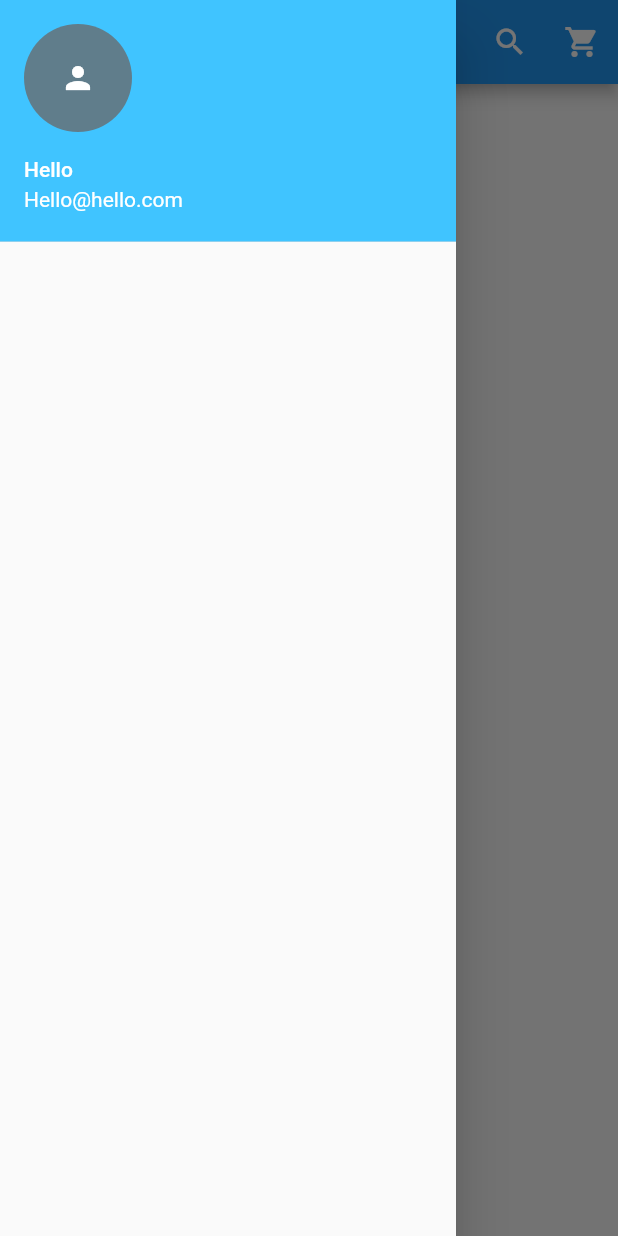
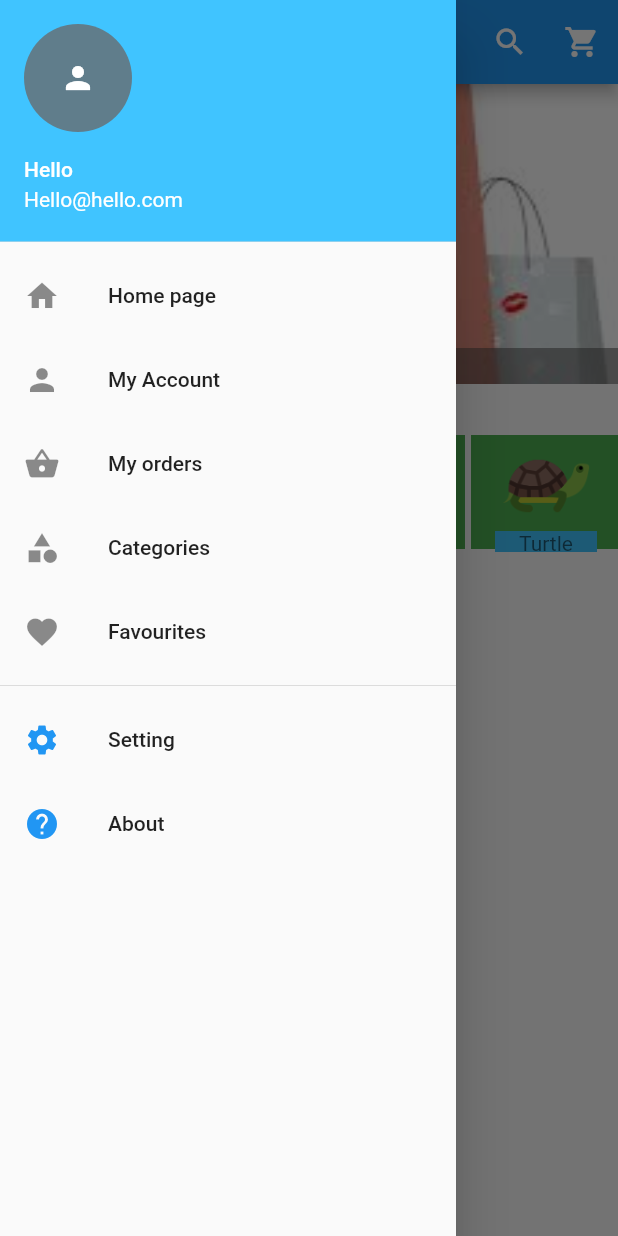
Before and after one commit to lxlxx/flutter_shop_app, a Flutter app: the screen it shows after launch, with the side drawer open, on a phone screen of 412 x 824 dp. Run offline on Flutter 3.47's test engine with Material 2 defaults, Android fonts, the phone set to English and light mode, and no system bars; drawn by our look-alikes of carousel_pro.

```diff
--- /dev/null
+++ b/lib/componets/horizontal_listview.dart
@@ -0,0 +1,84 @@
+import 'package:flutter/material.dart';
+
+class HorizontalList extends StatelessWidget {
+  @override
+  Widget build(BuildContext context) {
+    return Container(
+      height: 80.0,
+      child: ListView(
+        scrollDirection: Axis.horizontal,
+        children: <Widget>[
+          Category(
+            image_location: 'image/categories/icons8-cat-96.png',
+            image_caption: 'Cat',
+          ),
+          Category(
+            image_location: 'image/categories/icons8-clown-fish-96.png',
+            image_caption: 'Fish',
+          ),
+          Category(
+            image_location: 'image/categories/icons8-pug-96.png',
+            image_caption: 'Pug',
+          ),
+          Category(
+            image_location: 'image/categories/icons8-turtle-96.png',
+            image_caption: 'Turtle',
+          ),
+          Category(
+            image_location: 'image/categories/icons8-cat-96.png',
+            image_caption: 'Cat',
+          ),
+          Category(
+            image_location: 'image/categories/icons8-clown-fish-96.png',
+            image_caption: 'Fish',
+          ),
+          Category(
+            image_location: 'image/categories/icons8-pug-96.png',
+            image_caption: 'Pug',
+          ),
+          Category(
+            image_location: 'image/categories/icons8-turtle-96.png',
+            image_caption: 'Turtle',
+          ),
+        ],
+      ),
+    );
+  }
+}
+
+
+class Category extends StatelessWidget {
+  final String image_location;
+  final String image_caption;
+
+  Category({
+    this.image_caption,
+    this.image_location
+});
+  @override
+  Widget build(BuildContext context) {
+    return Padding(
+      padding: const EdgeInsets.all(2.0),
+      child: InkWell(
+        onTap: () {},
+        child: Container(
+          color: Colors.green,
+          width: 100.0,
+          child: ListTile(
+            title: Image.asset(
+              image_location,
+              width: 100.0,
+              height: 60.0,
+            ),
+            subtitle: Container(
+              color: Colors.lightBlueAccent,
+              alignment: Alignment.topCenter,
+              child: Text(image_caption),
+            ),
+
+          ),
+        ),
+      ),
+    );
+  }
+}
--- a/lib/main.dart
+++ b/lib/main.dart
@@ -1,4 +1,7 @@
 import 'package:flutter/material.dart';
+import 'package:carousel_pro/carousel_pro.dart';
+
+import 'package:flutter_shop_app/componets/horizontal_listview.dart';
 
 void main(){
   runApp(
@@ -17,6 +20,25 @@ class HomePage extends StatefulWidget {
 class _HomePageState extends State<HomePage> {
   @override
   Widget build(BuildContext context) {
+    Widget image_carousel = new Container(
+      height: 200.0,
+      child: new Carousel(
+        boxFit: BoxFit.cover,
+        images: [
+          AssetImage('image/1.jpg'),
+          AssetImage('image/2.jpg'),
+          AssetImage('image/3.jpg'),
+          AssetImage('image/4.jpg'),
+          AssetImage('image/5.jpg'),
+        ],
+        autoplay: false,
+        animationCurve: Curves.fastOutSlowIn,
+        animationDuration: Duration(milliseconds: 1000),
+        dotSize: 6.0,
+        indicatorBgPadding: 6.0,
+        dotColor: Colors.lightBlue,
+      ),
+    );
     return Scaffold(
       appBar: new AppBar(
         title: Text('Shop App'),
@@ -40,12 +62,73 @@ class _HomePageState extends State<HomePage> {
               decoration: new BoxDecoration(
                 color: Colors.lightBlueAccent
               ),
-            )
+            ),
+            InkWell(
+              onTap: (){},
+              child: ListTile(
+                title: Text('Home page'),
+                leading: Icon(Icons.home),
+              ),
+            ),
+            InkWell(
+              onTap: (){},
+              child: ListTile(
+                title: Text('My Account'),
+                leading: Icon(Icons.person),
+              ),
+            ),
+            InkWell(
+              onTap: (){},
+              child: ListTile(
+                title: Text('My orders'),
+                leading: Icon(Icons.shopping_basket),
+              ),
+            ),
+            InkWell(
+              onTap: (){},
+              child: ListTile(
+                title: Text('Categories'),
+                leading: Icon(Icons.category),
+              ),
+            ),
+            InkWell(
+              onTap: (){},
+              child: ListTile(
+                title: Text('Favourites'),
+                leading: Icon(Icons.favorite),
+              ),
+            ),
 
+            Divider(),
+
+            InkWell(
+              onTap: (){},
+              child: ListTile(
+                title: Text('Setting'),
+                leading: Icon(Icons.settings, color: Colors.blue),
+              ),
+            ),
+            InkWell(
+              onTap: (){},
+              child: ListTile(
+                title: Text('About'),
+                leading: Icon(Icons.help, color: Colors.blue,),
+              ),
+            ),
 
           ],
         ),
       ),
+
+      body: new ListView(
+        children: <Widget>[
+          image_carousel,
+          new Padding(padding: const EdgeInsets.all(8.0),
+          child: new Text('Categories'),),
+
+          HorizontalList(),
+        ],
+      )
     );
   }
 }
```
Also changed, not shown: pubspec.yaml (+13 -0 lines), image/1.jpg (added), image/2.jpg (added), image/3.jpg (added), image/4.jpg (added), image/5.jpg (added), image/categories/icons8-cat-96.png (added), image/categories/icons8-clown-fish-96.png (added), image/categories/icons8-pug-96.png (added), image/categories/icons8-turtle-96.png (added), pubspec.lock, 1 other file.
